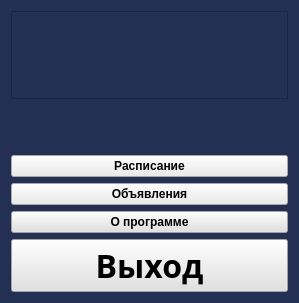
Above: ui/main_menu.ui from Ulbandus/e-school before the change. Below: the same form after it.
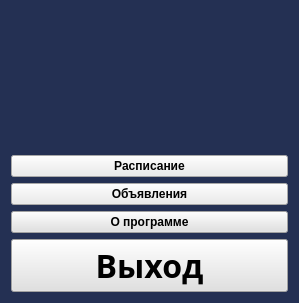
That is the form after the change.

```diff
--- a/ui/main_menu.ui
+++ b/ui/main_menu.ui
@@ -28,9 +28,6 @@
   <layout class="QVBoxLayout" name="verticalLayout_2">
    <item>
     <layout class="QVBoxLayout" name="verticalLayout">
-     <item>
-      <widget class="QListWidget" name="info"/>
-     </item>
      <item>
       <widget class="QLabel" name="main_icon">
        <property name="layoutDirection">
```
